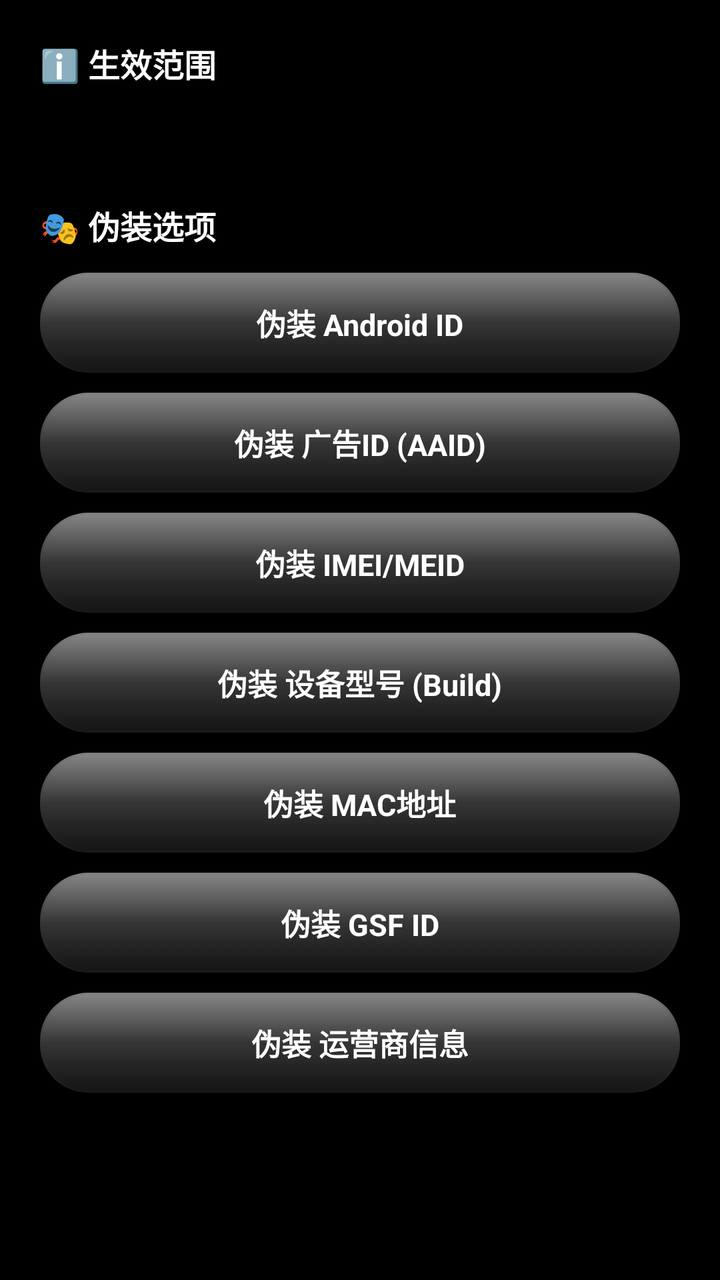
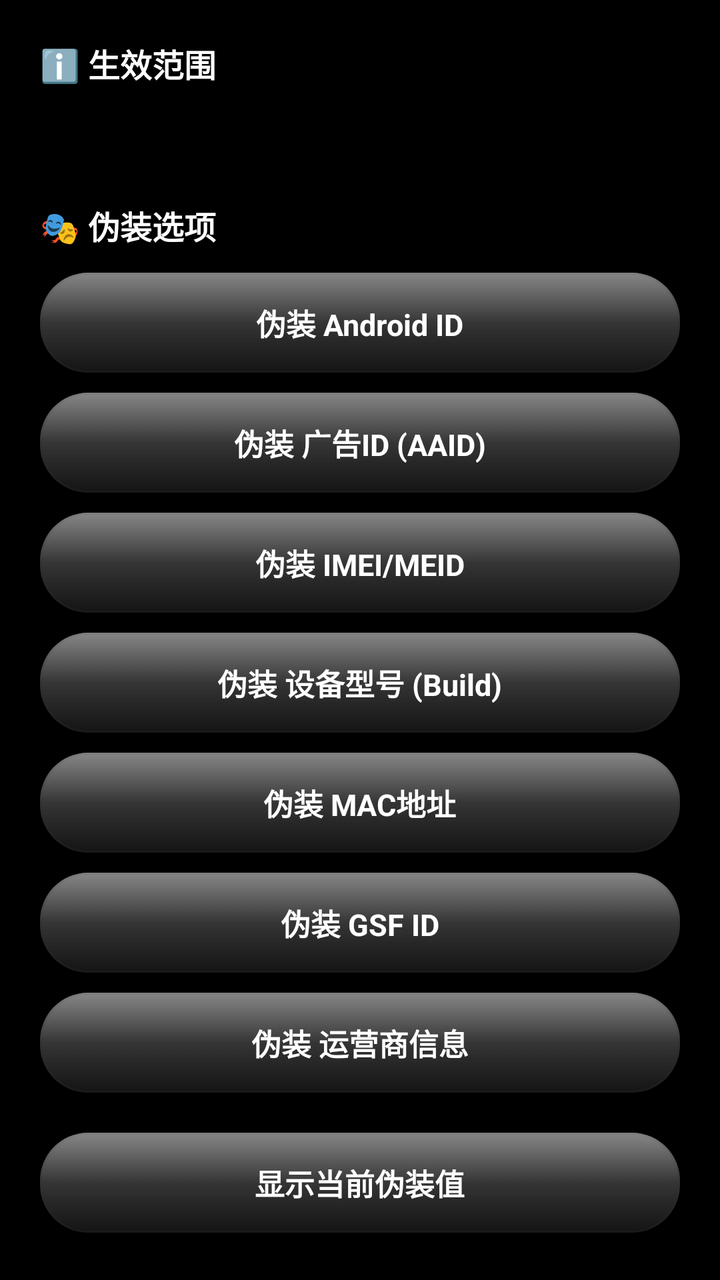

Two renders of the same Android screen: before a commit and after it. Below are the layout's source before the change and the commit's diff.
<!-- AndroidManifest.xml: application theme Theme.DeviceResetSpoofer -->
<!-- res/layout/activity_config.xml -->
<?xml version="1.0" encoding="utf-8"?>
<ScrollView xmlns:android="http://schemas.android.com/apk/res/android"
    android:layout_width="match_parent"
    android:layout_height="match_parent"
    android:background="#000000"
    android:fillViewport="true">

    <LinearLayout
        android:layout_width="match_parent"
        android:layout_height="wrap_content"
        android:orientation="vertical"
        android:padding="20dp">

        
        <TextView
            android:id="@+id/tv_scope_title"
            android:layout_width="match_parent"
            android:layout_height="wrap_content"
            android:text="ℹ️ 生效范围"
            android:textSize="16sp"
            android:textStyle="bold"
            android:textColor="#FFFFFF"
            android:layout_marginBottom="8dp"/>

        <TextView
            android:id="@+id/tv_scope_content"
            android:layout_width="match_parent"
            android:layout_height="wrap_content"
            android:textSize="13sp"
            android:textColor="#CCCCCC"
            android:lineSpacingExtra="3dp"
            android:padding="4dp"
            android:layout_marginBottom="24dp"/>

        
        <TextView
            android:id="@+id/tv_spoof_title"
            android:layout_width="match_parent"
            android:layout_height="wrap_content"
            android:text="🎭 伪装选项"
            android:textSize="16sp"
            android:textStyle="bold"
            android:textColor="#FFFFFF"
            android:layout_marginBottom="12dp"/>

        
        <LinearLayout
            android:id="@+id/btn_android_id"
            android:layout_width="match_parent"
            android:layout_height="wrap_content"
            android:orientation="horizontal"
            android:gravity="center"
            android:padding="14dp"
            android:background="@drawable/bg_pill_glass"
            android:clickable="true"
            android:focusable="true"
            android:layout_marginBottom="10dp">
            <TextView
                android:id="@+id/tv_android_id"
                android:layout_width="wrap_content"
                android:layout_height="wrap_content"
                android:text="伪装 Android ID"
                android:textSize="15sp"
                android:textStyle="bold"
                android:textColor="#FFFFFF"/>
        </LinearLayout>

        
        <LinearLayout
            android:id="@+id/btn_ad_id"
            android:layout_width="match_parent"
            android:layout_height="wrap_content"
            android:orientation="horizontal"
            android:gravity="center"
            android:padding="14dp"
            android:background="@drawable/bg_pill_glass"
            android:clickable="true"
            android:focusable="true"
            android:layout_marginBottom="10dp">
            <TextView
                android:id="@+id/tv_ad_id"
                android:layout_width="wrap_content"
                android:layout_height="wrap_content"
                android:text="伪装 广告ID (AAID)"
                android:textSize="15sp"
                android:textStyle="bold"
                android:textColor="#FFFFFF"/>
        </LinearLayout>

        
        <LinearLayout
            android:id="@+id/btn_imei"
            android:layout_width="match_parent"
            android:layout_height="wrap_content"
            android:orientation="horizontal"
            android:gravity="center"
            android:padding="14dp"
            android:background="@drawable/bg_pill_glass"
            android:clickable="true"
            android:focusable="true"
            android:layout_marginBottom="10dp">
            <TextView
                android:id="@+id/tv_imei"
                android:layout_width="wrap_content"
                android:layout_height="wrap_content"
                android:text="伪装 IMEI/MEID"
                android:textSize="15sp"
                android:textStyle="bold"
                android:textColor="#FFFFFF"/>
        </LinearLayout>

        
        <LinearLayout
            android:id="@+id/btn_build"
            android:layout_width="match_parent"
            android:layout_height="wrap_content"
            android:orientation="horizontal"
            android:gravity="center"
            android:padding="14dp"
            android:background="@drawable/bg_pill_glass"
            android:clickable="true"
            android:focusable="true"
            android:layout_marginBottom="10dp">
            <TextView
                android:id="@+id/tv_build"
                android:layout_width="wrap_content"
                android:layout_height="wrap_content"
                android:text="伪装 设备型号 (Build)"
                android:textSize="15sp"
                android:textStyle="bold"
                android:textColor="#FFFFFF"/>
        </LinearLayout>

        
        <LinearLayout
            android:id="@+id/btn_mac"
            android:layout_width="match_parent"
            android:layout_height="wrap_content"
            android:orientation="horizontal"
            android:gravity="center"
            android:padding="14dp"
            android:background="@drawable/bg_pill_glass"
            android:clickable="true"
            android:focusable="true"
            android:layout_marginBottom="10dp">
            <TextView
                android:id="@+id/tv_mac"
                android:layout_width="wrap_content"
                android:layout_height="wrap_content"
                android:text="伪装 MAC地址"
                android:textSize="15sp"
                android:textStyle="bold"
                android:textColor="#FFFFFF"/>
        </LinearLayout>

        
        <LinearLayout
            android:id="@+id/btn_gsf"
            android:layout_width="match_parent"
            android:layout_height="wrap_content"
            android:orientation="horizontal"
            android:gravity="center"
            android:padding="14dp"
            android:background="@drawable/bg_pill_glass"
            android:clickable="true"
            android:focusable="true"
            android:layout_marginBottom="10dp">
            <TextView
                android:id="@+id/tv_gsf"
                android:layout_width="wrap_content"
                android:layout_height="wrap_content"
                android:text="伪装 GSF ID"
                android:textSize="15sp"
                android:textStyle="bold"
                android:textColor="#FFFFFF"/>
        </LinearLayout>

        
        <LinearLayout
            android:id="@+id/btn_carrier"
            android:layout_width="match_parent"
            android:layout_height="wrap_content"
            android:orientation="horizontal"
            android:gravity="center"
            android:padding="14dp"
            android:background="@drawable/bg_pill_glass"
            android:clickable="true"
            android:focusable="true"
            android:layout_marginBottom="20dp">
            <TextView
                android:id="@+id/tv_carrier"
                android:layout_width="wrap_content"
                android:layout_height="wrap_content"
                android:text="伪装 运营商信息"
                android:textSize="15sp"
                android:textStyle="bold"
                android:textColor="#FFFFFF"/>
        </LinearLayout>

        
        <TextView
            android:id="@+id/tv_footer"
            android:layout_width="match_parent"
            android:layout_height="wrap_content"
            android:textSize="12sp"
            android:textColor="#888888"
            android:gravity="center"
            android:lineSpacingExtra="2dp"/>

    </LinearLayout>
</ScrollView>
<!-- resources referenced by this layout -->
<resources>
  <!-- drawable bg_pill_glass (drawable) -->
  <?xml version="1.0" encoding="utf-8"?>
  <selector xmlns:android="http://schemas.android.com/apk/res/android">
      <item android:state_pressed="true" android:drawable="@drawable/bg_pill_glass_pressed" />
      <item android:drawable="@drawable/bg_pill_glass_normal" />
  </selector>
  <style name="Theme.DeviceResetSpoofer" parent="Theme.MaterialComponents.DayNight.DarkActionBar">
          <item name="colorPrimary">@color/glass_blue</item>
          <item name="colorPrimaryVariant">@color/glass_blue_dark</item>
          <item name="colorOnPrimary">@color/white</item>
          <item name="colorSecondary">@color/glass_blue</item>
          <item name="colorSecondaryVariant">@color/glass_blue_dark</item>
          <item name="colorOnSecondary">@color/white</item>
          <item name="android:statusBarColor">?attr/colorPrimaryVariant</item>
          
          <item name="buttonStyle">@style/GlassButton</item>
      </style>
  <!-- drawable bg_pill_glass_pressed (drawable) -->
  <?xml version="1.0" encoding="utf-8"?>
  <layer-list xmlns:android="http://schemas.android.com/apk/res/android">
      <item>
          <shape android:shape="rectangle">
              <gradient
                  android:angle="270"
                  android:startColor="#B3FFFFFF"
                  android:centerColor="#4DFFFFFF"
                  android:endColor="#26FFFFFF" />
              <corners android:radius="24dp" />
          </shape>
      </item>
      <item
          android:left="1dp"
          android:top="1dp"
          android:right="1dp"
          android:bottom="1dp">
          <shape android:shape="rectangle">
              <solid android:color="#591C1C1E" />
              <corners android:radius="23dp" />
          </shape>
      </item>
      <item
          android:left="1dp"
          android:top="1dp"
          android:right="1dp"
          android:bottom="1dp">
          <shape android:shape="rectangle">
              <gradient
                  android:angle="270"
                  android:startColor="#4DFFFFFF"
                  android:centerColor="#14FFFFFF"
                  android:endColor="#00000000" />
              <corners android:radius="23dp" />
          </shape>
      </item>
      <item
          android:left="1dp"
          android:top="1dp"
          android:right="1dp"
          android:bottom="1dp">
          <shape android:shape="rectangle">
              <gradient
                  android:angle="270"
                  android:startColor="#00000000"
                  android:centerColor="#14000000"
                  android:endColor="#40000000" />
              <corners android:radius="23dp" />
          </shape>
      </item>
  </layer-list>
  <color name="glass_blue">#FF0A84FF</color>
  <color name="glass_blue_dark">#FF0066CC</color>
  <color name="white">#FFFFFFFF</color>
  <style name="GlassButton" parent="Widget.MaterialComponents.Button">
          <item name="backgroundTint">@null</item>
      </style>
  <!-- unchanged entries left out for length: 1 -->
</resources>

<!-- the commit's change to res/layout/activity_config.xml (unified diff, before → after) -->
@@ -198,6 +198,28 @@
         </LinearLayout>
 
         
+        <LinearLayout
+            android:id="@+id/btn_show_identity"
+            android:layout_width="match_parent"
+            android:layout_height="wrap_content"
+            android:orientation="horizontal"
+            android:gravity="center"
+            android:padding="14dp"
+            android:background="@drawable/bg_pill_glass"
+            android:clickable="true"
+            android:focusable="true"
+            android:layout_marginBottom="20dp">
+            <TextView
+                android:id="@+id/tv_show_identity"
+                android:layout_width="wrap_content"
+                android:layout_height="wrap_content"
+                android:text="显示当前伪装值"
+                android:textSize="15sp"
+                android:textStyle="bold"
+                android:textColor="#FFFFFF"/>
+        </LinearLayout>
+
+        
         <TextView
             android:id="@+id/tv_footer"
             android:layout_width="match_parent"
